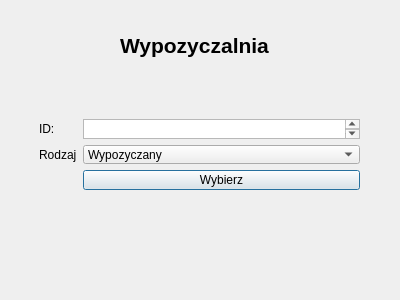
Qt form Magazyn/wypozyczalnia.ui (SylwiaJ/projekt) before a commit.
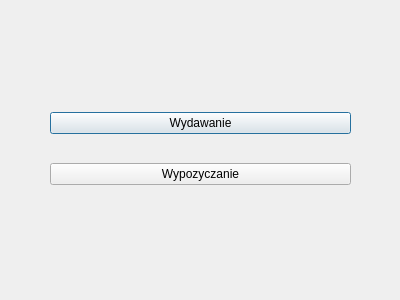
The same form after that commit.

```diff
--- a/Magazyn/wypozyczalnia.ui
+++ b/Magazyn/wypozyczalnia.ui
@@ -13,82 +13,30 @@
   <property name="windowTitle">
    <string>Dialog</string>
   </property>
-  <widget class="QLabel" name="label">
+  <widget class="QWidget" name="verticalLayoutWidget">
    <property name="geometry">
     <rect>
-     <x>120</x>
-     <y>30</y>
-     <width>201</width>
-     <height>31</height>
+     <x>50</x>
+     <y>89</y>
+     <width>301</width>
+     <height>121</height>
     </rect>
    </property>
-   <property name="font">
-    <font>
-     <pointsize>16</pointsize>
-     <bold>true</bold>
-    </font>
-   </property>
-   <property name="text">
-    <string>Wypozyczalnia</string>
-   </property>
-  </widget>
-  <widget class="QWidget" name="formLayoutWidget">
-   <property name="geometry">
-    <rect>
-     <x>39</x>
-     <y>119</y>
-     <width>321</width>
-     <height>71</height>
-    </rect>
-   </property>
-   <layout class="QFormLayout" name="formLayout">
-    <item row="1" column="0">
-     <widget class="QLabel" name="label_2">
+   <layout class="QVBoxLayout" name="verticalLayout">
+    <item>
+     <widget class="QPushButton" name="pushButton">
       <property name="text">
-       <string>Rodzaj</string>
+       <string>Wydawanie</string>
       </property>
      </widget>
     </item>
-    <item row="1" column="1">
-     <widget class="QComboBox" name="comboBox">
-      <item>
-       <property name="text">
-        <string>Wypozyczany</string>
-       </property>
-      </item>
-      <item>
-       <property name="text">
-        <string>Wydawany</string>
-       </property>
-      </item>
-      <item>
-       <property name="text">
-        <string>Komputer</string>
-       </property>
-      </item>
-     </widget>
-    </item>
-    <item row="2" column="1">
-     <layout class="QGridLayout" name="gridLayout">
-      <item row="0" column="0">
-       <widget class="QPushButton" name="pushButton">
-        <property name="text">
-         <string>Wybierz</string>
-        </property>
-       </widget>
-      </item>
-     </layout>
-    </item>
-    <item row="0" column="0">
-     <widget class="QLabel" name="label_3">
+    <item>
+     <widget class="QPushButton" name="pushButton_2">
       <property name="text">
-       <string>ID:</string>
+       <string>Wypozyczanie</string>
       </property>
      </widget>
     </item>
-    <item row="0" column="1">
-     <widget class="QTextEdit" name="textEdit"/>
-    </item>
    </layout>
   </widget>
  </widget>
```
